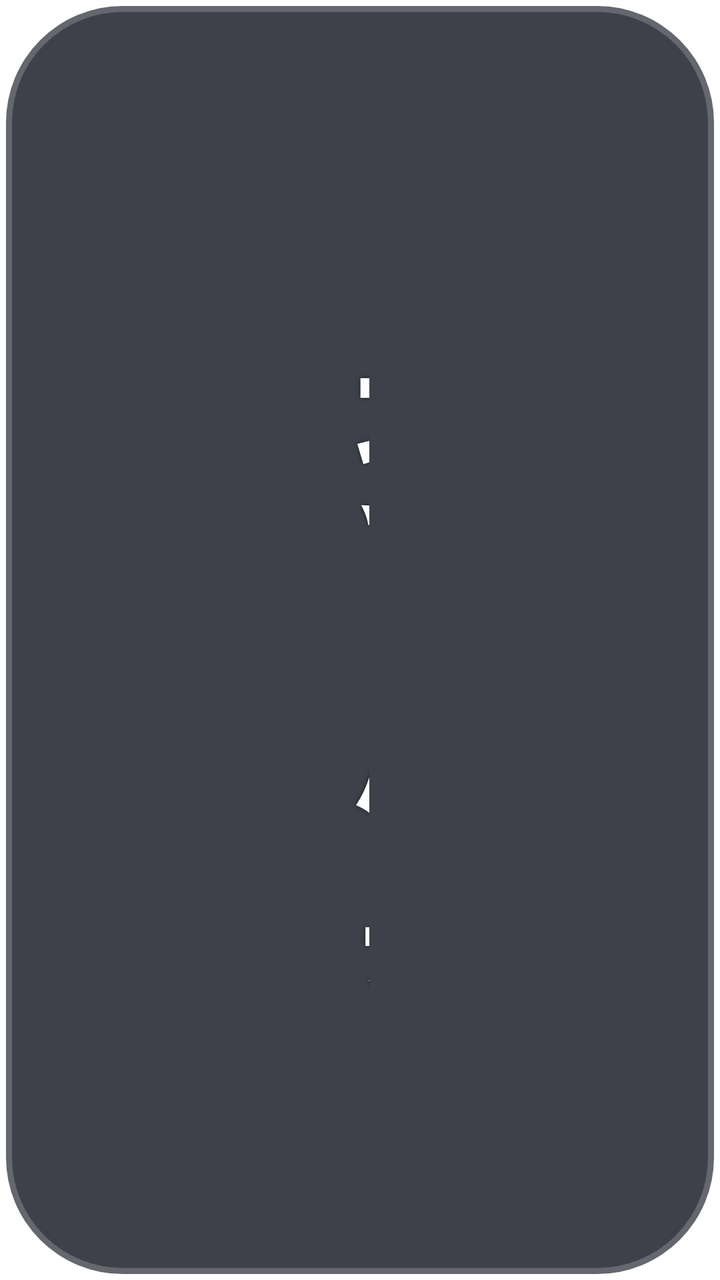
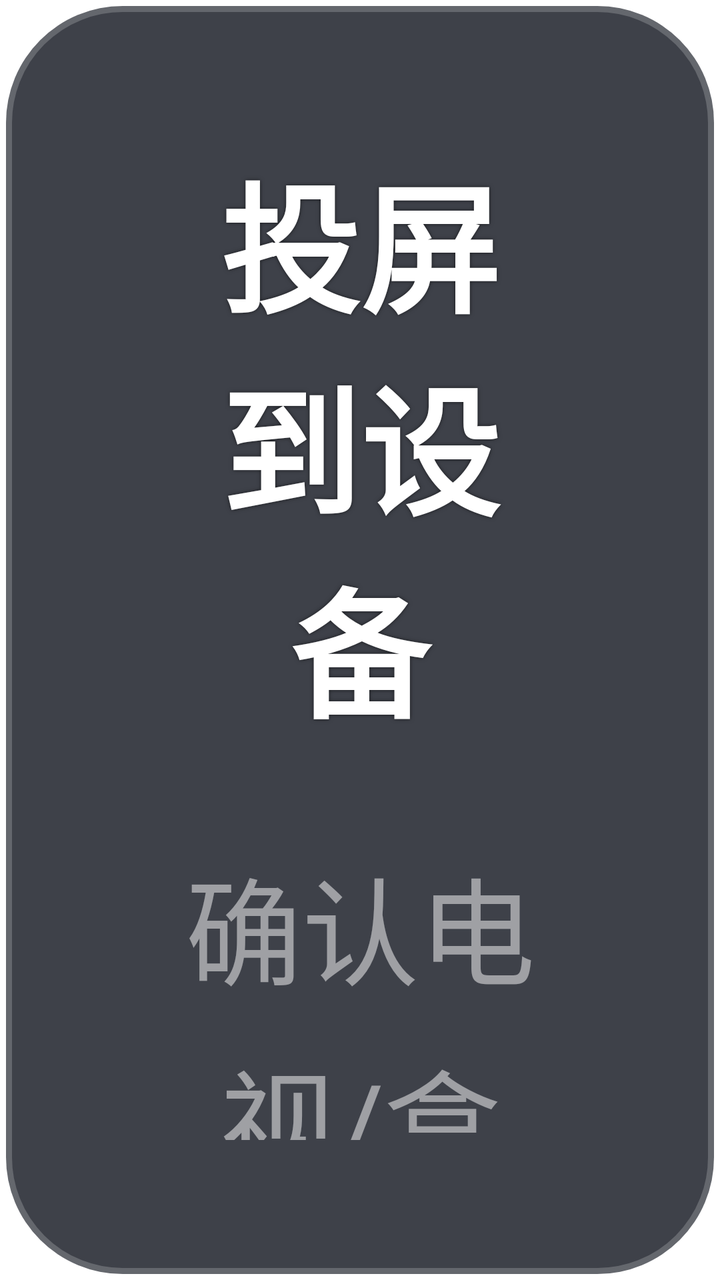

Before-and-after screenshots of an Android layout around one commit, followed by the original layout XML and the change that was made.
<!-- AndroidManifest.xml: application theme AppTheme.NoActionBar -->
<!-- res/layout/dialog_cast.xml -->
<?xml version="1.0" encoding="utf-8"?>
<LinearLayout xmlns:android="http://schemas.android.com/apk/res/android"
    xmlns:app="http://schemas.android.com/apk/res-auto"
    android:layout_width="match_parent"
    android:layout_height="wrap_content"
    android:layout_marginLeft="@dimen/vs_20"
    android:layout_marginRight="@dimen/vs_20"
    android:background="@drawable/shape_danmu_setting_bg"
    android:orientation="vertical"
    android:paddingLeft="@dimen/vs_30"
    android:paddingTop="@dimen/vs_24"
    android:paddingRight="@dimen/vs_30"
    android:paddingBottom="@dimen/vs_24">

    <TextView
        android:id="@+id/title"
        android:layout_width="match_parent"
        android:layout_height="wrap_content"
        android:gravity="center"
        android:shadowColor="@color/color_000000_60"
        android:shadowDx="0"
        android:shadowDy="0"
        android:shadowRadius="5"
        android:text="投屏到设备"
        android:textColor="@color/dialog_text_primary"
        android:textSize="@dimen/ts_26"
        android:textStyle="bold" />

     <TextView
        android:id="@+id/tvCastTip"
        android:layout_width="match_parent"
        android:layout_height="wrap_content"
        android:layout_marginTop="@dimen/vs_15"
        android:gravity="center"
        android:lineSpacingExtra="@dimen/vs_4"
        android:text="确认电视/盒子已安装TVBox或已打开DLNA投屏\n电视/盒子与手机连接在同一Wi-Fi下"
        android:textColor="@color/dialog_text_hint"
        android:textSize="@dimen/ts_18" />

    <FrameLayout
        android:layout_width="match_parent"
        android:layout_height="@dimen/vs_200"
        android:layout_marginTop="@dimen/vs_20">

        <com.owen.tvrecyclerview.widget.TvRecyclerView
            android:id="@+id/list"
            android:layout_width="match_parent"
            android:layout_height="match_parent"
            android:orientation="vertical"
            android:scrollbars="vertical"
            app:tv_layoutManager="V7LinearLayoutManager"
            app:tv_selectedItemIsCentered="true"
            app:tv_verticalSpacingWithMargins="@dimen/vs_10" />

        <ProgressBar
            android:id="@+id/progressBar"
            android:layout_width="@dimen/vs_40"
            android:layout_height="@dimen/vs_40"
            android:layout_gravity="center"
            android:indeterminateDrawable="@drawable/anim_loading" />

        <TextView
            android:id="@+id/tvScanning"
            android:layout_width="wrap_content"
            android:layout_height="wrap_content"
            android:layout_gravity="center"
            android:layout_marginTop="@dimen/vs_60"
            android:text="正在搜索设备..."
            android:textColor="@color/dialog_text_hint"
            android:textSize="@dimen/ts_20" />

        <TextView
            android:id="@+id/tvEmpty"
            android:layout_width="wrap_content"
            android:layout_height="wrap_content"
            android:layout_gravity="center"
            android:text="未找到可用设备"
            android:textColor="@color/dialog_text_hint"
            android:textSize="@dimen/ts_20"
            android:visibility="gone" />
    </FrameLayout>

    <LinearLayout
        android:layout_width="match_parent"
        android:layout_height="wrap_content"
        android:layout_marginTop="@dimen/vs_20"
        android:gravity="center"
        android:orientation="horizontal">

        <TextView
            android:id="@+id/btnRefresh"
            android:layout_width="0dp"
            android:layout_height="@dimen/vs_50"
            android:layout_marginRight="@dimen/vs_10"
            android:layout_weight="1"
            android:background="@drawable/button_dialog_main"
            android:focusable="true"
            android:gravity="center"
            android:text="刷新"
            android:textColor="@color/dialog_text_primary"
            android:textSize="@dimen/ts_22"
            android:textStyle="bold" />

        <TextView
            android:id="@+id/btnCancel"
            android:layout_width="0dp"
            android:layout_height="@dimen/vs_50"
            android:layout_marginLeft="@dimen/vs_10"
            android:layout_weight="1"
            android:background="@drawable/button_dialog_main"
            android:focusable="true"
            android:gravity="center"
            android:text="取消"
            android:textColor="@color/dialog_text_primary"
            android:textSize="@dimen/ts_22"
            android:textStyle="bold" />
    </LinearLayout>

</LinearLayout>
<!-- resources referenced by this layout -->
<resources>
  <color name="color_000000_60">#99000000</color>
  <color name="dialog_text_hint">#80FFFFFF</color>
  <color name="dialog_text_primary">#FFFFFFFF</color>
  <dimen name="ts_18">13mm</dimen>
  <dimen name="ts_20">14mm</dimen>
  <dimen name="ts_22">15mm</dimen>
  <dimen name="ts_26">17mm</dimen>
  <dimen name="vs_10">10mm</dimen>
  <dimen name="vs_15">15mm</dimen>
  <dimen name="vs_20">20mm</dimen>
  <dimen name="vs_200">200mm</dimen>
  <dimen name="vs_24">24mm</dimen>
  <dimen name="vs_30">30mm</dimen>
  <dimen name="vs_4">4mm</dimen>
  <dimen name="vs_40">40mm</dimen>
  <dimen name="vs_50">50mm</dimen>
  <dimen name="vs_60">60mm</dimen>
  <!-- drawable anim_loading (drawable) -->
  <?xml version="1.0" encoding="utf-8"?>
  <animated-rotate xmlns:android="http://schemas.android.com/apk/res/android"
      android:drawable="@drawable/icon_loading"
      android:pivotX="50%"
      android:pivotY="50%" />
  <!-- drawable button_dialog_main (drawable) -->
  <?xml version="1.0" encoding="utf-8"?>
  <selector xmlns:android="http://schemas.android.com/apk/res/android">
      <item android:state_focused="true">
          <shape>
              <corners android:radius="@dimen/vs_5" />
              
              
              <solid android:color="@color/color_1890FF" />
          </shape>
      </item>
      <item android:state_focused="false">
          <shape>
              <corners android:radius="@dimen/vs_5" />
              <solid android:color="@color/color_CC353744" />
          </shape>
      </item>
  </selector>
  <!-- drawable shape_danmu_setting_bg (drawable) -->
  <?xml version="1.0" encoding="utf-8"?>
  <shape xmlns:android="http://schemas.android.com/apk/res/android">
      <corners android:radius="@dimen/vs_10" />
      <solid android:color="@color/dialog_panel_bg" />
      <stroke
          android:width="@dimen/vs_1"
          android:color="@color/dialog_panel_stroke" />
  </shape>
  <style name="AppTheme.NoActionBar" parent="AppTheme">
          <item name="android:windowActionBar">false</item>
          <item name="android:windowNoTitle">true</item>
          <item name="windowActionBar">false</item>
          <item name="android:windowFullscreen">false</item>//手机版：默认保留状态栏，全屏页面运行时再隐藏
          <item name="android:windowContentOverlay">@null</item>//是否有遮盖
          <item name="windowNoTitle">true</item>
          <item name="android:keepScreenOn">true</item>
          
          <item name="android:windowBackground">@android:color/transparent</item>
      </style>
  <!-- drawable icon_loading: png bitmap (drawable, 1375 bytes) -->
  <dimen name="vs_5">5mm</dimen>
  <color name="color_1890FF">#1890FF</color>
  <color name="color_CC353744">#CC353744</color>
  <color name="dialog_panel_bg">#D91D202A</color>
  <dimen name="vs_1">1mm</dimen>
  <color name="dialog_panel_stroke">#33FFFFFF</color>
  <style name="AppTheme" parent="Theme.AppCompat.Light.DarkActionBar">
          
          <item name="colorPrimary">@color/color_6200EE</item>
          <item name="colorPrimaryDark">@color/color_3700B3</item>
          <item name="colorAccent">@color/color_03DAC5</item>
      </style>
  <color name="color_6200EE">#6200EE</color>
  <color name="color_3700B3">#3700B3</color>
  <color name="color_03DAC5">#03DAC5</color>
</resources>

<!-- the commit's change to res/layout/dialog_cast.xml (unified diff, before → after) -->
@@ -3,14 +3,14 @@
     xmlns:app="http://schemas.android.com/apk/res-auto"
     android:layout_width="match_parent"
     android:layout_height="wrap_content"
-    android:layout_marginLeft="@dimen/vs_20"
-    android:layout_marginRight="@dimen/vs_20"
+    android:layout_marginLeft="@dimen/vs_12"
+    android:layout_marginRight="@dimen/vs_12"
     android:background="@drawable/shape_danmu_setting_bg"
     android:orientation="vertical"
-    android:paddingLeft="@dimen/vs_30"
-    android:paddingTop="@dimen/vs_24"
-    android:paddingRight="@dimen/vs_30"
-    android:paddingBottom="@dimen/vs_24">
+    android:paddingLeft="@dimen/vs_14"
+    android:paddingTop="@dimen/vs_12"
+    android:paddingRight="@dimen/vs_14"
+    android:paddingBottom="@dimen/vs_12">
 
     <TextView
         android:id="@+id/title"
@@ -23,24 +23,24 @@
         android:shadowRadius="5"
         android:text="投屏到设备"
         android:textColor="@color/dialog_text_primary"
-        android:textSize="@dimen/ts_26"
+        android:textSize="@dimen/ts_16"
         android:textStyle="bold" />
 
      <TextView
         android:id="@+id/tvCastTip"
         android:layout_width="match_parent"
         android:layout_height="wrap_content"
-        android:layout_marginTop="@dimen/vs_15"
+        android:layout_marginTop="@dimen/vs_8"
         android:gravity="center"
-        android:lineSpacingExtra="@dimen/vs_4"
+        android:lineSpacingExtra="@dimen/vs_2"
         android:text="确认电视/盒子已安装TVBox或已打开DLNA投屏\n电视/盒子与手机连接在同一Wi-Fi下"
         android:textColor="@color/dialog_text_hint"
-        android:textSize="@dimen/ts_18" />
+        android:textSize="@dimen/ts_10" />
 
     <FrameLayout
         android:layout_width="match_parent"
-        android:layout_height="@dimen/vs_200"
-        android:layout_marginTop="@dimen/vs_20">
+        android:layout_height="@dimen/vs_110"
+        android:layout_marginTop="@dimen/vs_10">
 
         <com.owen.tvrecyclerview.widget.TvRecyclerView
             android:id="@+id/list"
@@ -50,12 +50,12 @@
             android:scrollbars="vertical"
             app:tv_layoutManager="V7LinearLayoutManager"
             app:tv_selectedItemIsCentered="true"
-            app:tv_verticalSpacingWithMargins="@dimen/vs_10" />
+            app:tv_verticalSpacingWithMargins="@dimen/vs_6" />
 
         <ProgressBar
             android:id="@+id/progressBar"
-            android:layout_width="@dimen/vs_40"
-            android:layout_height="@dimen/vs_40"
+            android:layout_width="@dimen/vs_32"
+            android:layout_height="@dimen/vs_32"
             android:layout_gravity="center"
             android:indeterminateDrawable="@drawable/anim_loading" />
 
@@ -64,10 +64,10 @@
             android:layout_width="wrap_content"
             android:layout_height="wrap_content"
             android:layout_gravity="center"
-            android:layout_marginTop="@dimen/vs_60"
+            android:layout_marginTop="@dimen/vs_36"
             android:text="正在搜索设备..."
             android:textColor="@color/dialog_text_hint"
-            android:textSize="@dimen/ts_20" />
+            android:textSize="@dimen/ts_10" />
 
         <TextView
             android:id="@+id/tvEmpty"
@@ -76,43 +76,43 @@
             android:layout_gravity="center"
             android:text="未找到可用设备"
             android:textColor="@color/dialog_text_hint"
-            android:textSize="@dimen/ts_20"
+            android:textSize="@dimen/ts_10"
             android:visibility="gone" />
     </FrameLayout>
 
     <LinearLayout
         android:layout_width="match_parent"
         android:layout_height="wrap_content"
-        android:layout_marginTop="@dimen/vs_20"
+        android:layout_marginTop="@dimen/vs_10"
         android:gravity="center"
         android:orientation="horizontal">
 
         <TextView
             android:id="@+id/btnRefresh"
             android:layout_width="0dp"
-            android:layout_height="@dimen/vs_50"
-            android:layout_marginRight="@dimen/vs_10"
+            android:layout_height="@dimen/vs_32"
+            android:layout_marginRight="@dimen/vs_6"
             android:layout_weight="1"
             android:background="@drawable/button_dialog_main"
             android:focusable="true"
             android:gravity="center"
             android:text="刷新"
             android:textColor="@color/dialog_text_primary"
-            android:textSize="@dimen/ts_22"
+            android:textSize="@dimen/ts_16"
             android:textStyle="bold" />
 
         <TextView
             android:id="@+id/btnCancel"
             android:layout_width="0dp"
-            android:layout_height="@dimen/vs_50"
-            android:layout_marginLeft="@dimen/vs_10"
+            android:layout_height="@dimen/vs_32"
+            android:layout_marginLeft="@dimen/vs_6"
             android:layout_weight="1"
             android:background="@drawable/button_dialog_main"
             android:focusable="true"
             android:gravity="center"
             android:text="取消"
             android:textColor="@color/dialog_text_primary"
-            android:textSize="@dimen/ts_22"
+            android:textSize="@dimen/ts_16"
             android:textStyle="bold" />
     </LinearLayout>
 
<!-- resource entries referenced after the edit -->
@@ -3,20 +3,17 @@
   <color name="color_000000_60">#99000000</color>
   <color name="dialog_text_hint">#80FFFFFF</color>
   <color name="dialog_text_primary">#FFFFFFFF</color>
-  <dimen name="ts_18">13mm</dimen>
-  <dimen name="ts_20">14mm</dimen>
-  <dimen name="ts_22">15mm</dimen>
-  <dimen name="ts_26">17mm</dimen>
+  <dimen name="ts_10">10mm</dimen>
+  <dimen name="ts_16">12mm</dimen>
   <dimen name="vs_10">10mm</dimen>
-  <dimen name="vs_15">15mm</dimen>
-  <dimen name="vs_20">20mm</dimen>
-  <dimen name="vs_200">200mm</dimen>
-  <dimen name="vs_24">24mm</dimen>
-  <dimen name="vs_30">30mm</dimen>
-  <dimen name="vs_4">4mm</dimen>
-  <dimen name="vs_40">40mm</dimen>
-  <dimen name="vs_50">50mm</dimen>
-  <dimen name="vs_60">60mm</dimen>
+  <dimen name="vs_110">110mm</dimen>
+  <dimen name="vs_12">12mm</dimen>
+  <dimen name="vs_14">14mm</dimen>
+  <dimen name="vs_2">2mm</dimen>
+  <dimen name="vs_32">32mm</dimen>
+  <dimen name="vs_36">36mm</dimen>
+  <dimen name="vs_6">6mm</dimen>
+  <dimen name="vs_8">8mm</dimen>
   <!-- drawable anim_loading (drawable) -->
   <?xml version="1.0" encoding="utf-8"?>
   <animated-rotate xmlns:android="http://schemas.android.com/apk/res/android"
